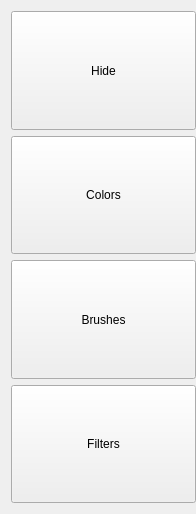
jm4R/TouchImage, file view/leftmenuwidget.ui: the form before one commit.
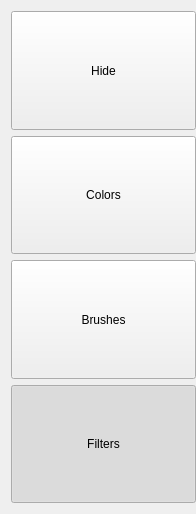
The form after the commit.

```diff
--- a/view/leftmenuwidget.ui
+++ b/view/leftmenuwidget.ui
@@ -82,6 +82,9 @@
      <property name="checkable">
       <bool>true</bool>
      </property>
+     <property name="checked">
+      <bool>true</bool>
+     </property>
     </widget>
    </item>
   </layout>
```
